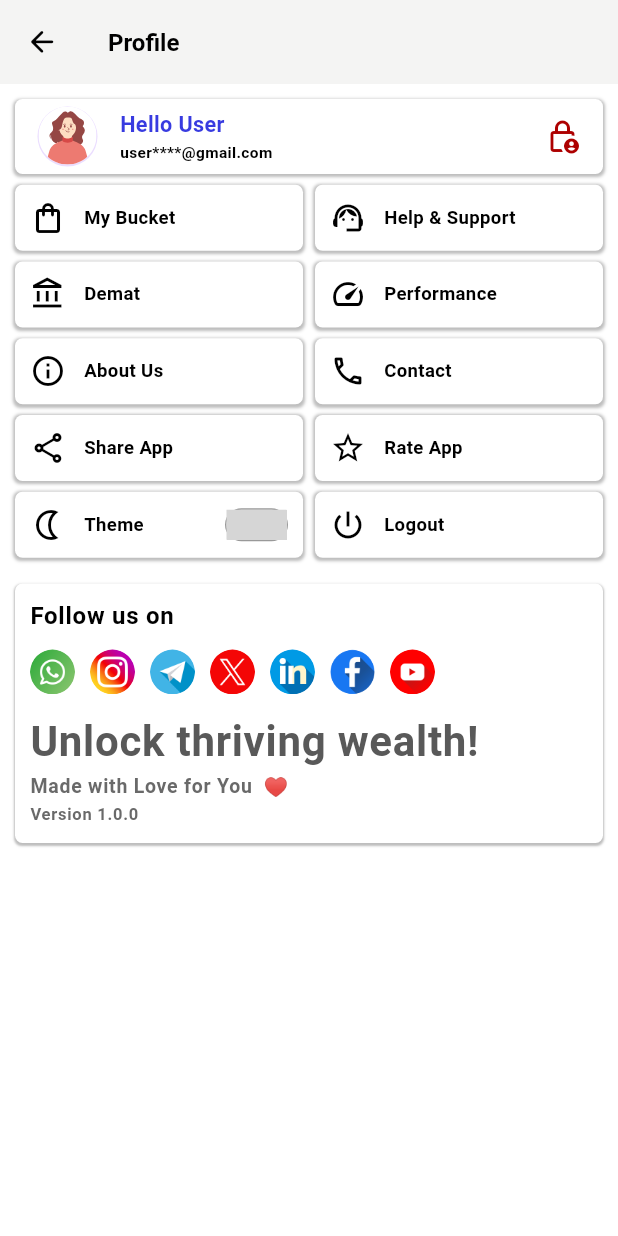
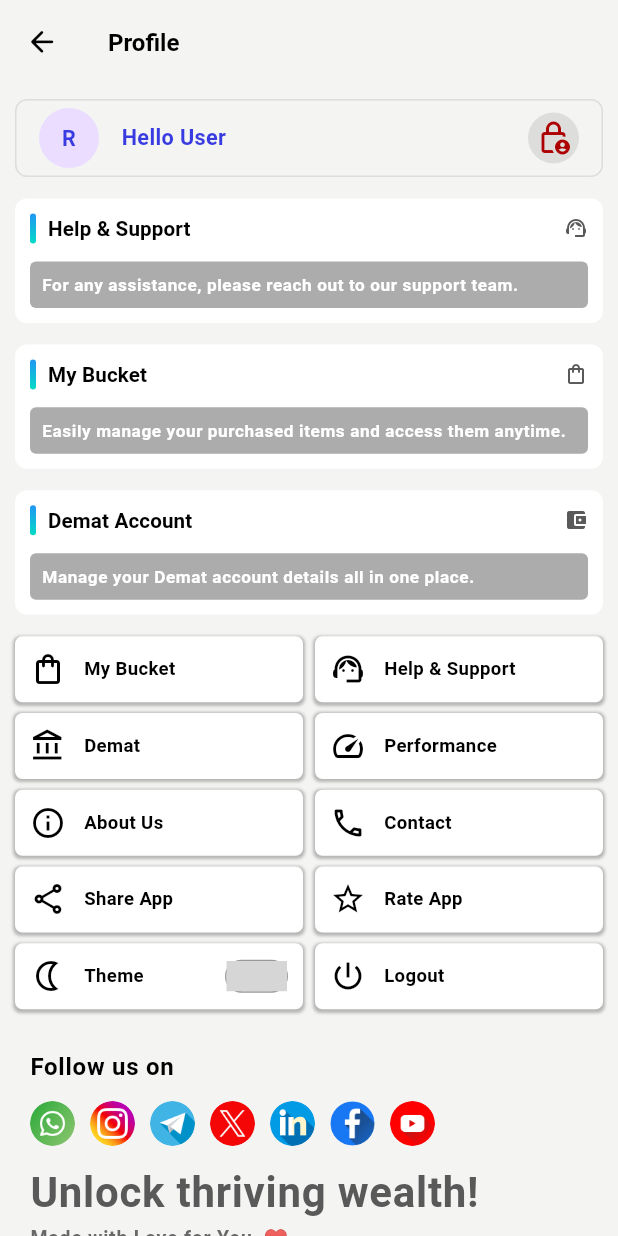
Before and after one commit to vijaysahu12/ResearchMantra_Flutter_Code, a Flutter app: the ProfileWidget screen opened by its route, on a phone screen of 412 x 824 dp. Run offline on Flutter 3.47's test engine with Material 3 defaults, Android fonts, the phone set to English and light mode, and no system bars; drawn by our look-alikes of showcaseview; our stand-ins replace audioplayers, cached_network_image, carousel_slider, connectivity_plus, country_picker, device_info_plus and 37 more; missing offline and left inert: clear_all_notifications, connectivity_plus_platform_interface, dynamic_tabbar, excel, flutter_inappwebview, no_screenshot and 2 more; accounts and stored records are empty; network calls fail; Roboto replaces fonts that are missing (OpenSans, montserrat); project files that could hold a hidden picture were left out; grey boxes are pictures that could not be loaded.

Commit message:
Made Changes in Profile screen and Added Live commetary screen inside trade screen

```diff
--- a/lib/ui/screens/market/market_screen.dart
+++ b/lib/ui/screens/market/market_screen.dart
@@ -81,7 +81,7 @@ class _MarketScreenState extends ConsumerState<MarketScreen> {
                 children: [
                   Text(
                     "Market Report",
-                    style: theme.textTheme.headlineSmall?.copyWith(
+                    style: theme.textTheme.titleSmall?.copyWith(
                       color: theme.primaryColorDark,
                     ),
                   ),
--- a/lib/ui/screens/profile/profile_screen.dart
+++ b/lib/ui/screens/profile/profile_screen.dart
@@ -1,13 +1,10 @@
 import 'package:flutter/material.dart';
 import 'package:flutter_riverpod/flutter_riverpod.dart';
 import 'package:flutter_screenutil/flutter_screenutil.dart';
-
-import 'package:research_mantra_official/constants/assets.dart';
 import 'package:research_mantra_official/constants/generic_message.dart';
 import 'package:research_mantra_official/providers/get_support_mobile/support_mobile_provider.dart';
 import 'package:research_mantra_official/providers/images/profile_images/profile_image_provider.dart';
 import 'package:research_mantra_official/providers/userpersonaldetails/user_personal_details_provider.dart';
-import 'package:research_mantra_official/services/url_launcher_helper.dart';
 import 'package:research_mantra_official/services/user_secure_storage_service.dart';
 import 'package:research_mantra_official/ui/components/app_bar.dart';
 import 'package:research_mantra_official/ui/router/app_routes.dart';
@@ -16,12 +13,10 @@ import 'package:research_mantra_official/ui/screens/profile/screens/settings/blo
 import 'package:research_mantra_official/ui/screens/profile/widgets/about_contact.dart';
 import 'package:research_mantra_official/ui/screens/profile/widgets/share_and_rate_app.dart';
 import 'package:research_mantra_official/ui/screens/profile/widgets/theme_logout.dart';
-import 'package:research_mantra_official/ui/screens/profile/widgets/extra_adds.dart';
 import 'package:research_mantra_official/ui/screens/profile/widgets/social_media_links.dart';
 import 'package:research_mantra_official/ui/screens/profile/widgets/my_bucket_tickets.dart';
 import 'package:research_mantra_official/ui/screens/profile/widgets/partner_account_performance.dart';
 import 'package:research_mantra_official/ui/screens/profile/widgets/user_details.dart';
-import 'package:shimmer/shimmer.dart';
 
 final providerContainer = ProviderContainer();
 
@@ -139,7 +134,7 @@ class _ProfileWidgetState extends ConsumerState<ProfileWidget> {
     final getMobileNumber = ref.watch(getSupportMobileStateProvider);
 
     return Scaffold(
-      backgroundColor: theme.primaryColor,
+      backgroundColor: theme.appBarTheme.backgroundColor,
       appBar: CommonAppBarWithBackButton(
         appBarText: profileScreenAppBarText,
         handleBackButton: () {
@@ -158,10 +153,16 @@ class _ProfileWidgetState extends ConsumerState<ProfileWidget> {
                 getUserPersonalDetails:
                     getUserPersonalDetails.userPersonalDetails,
               ),
-              // UnivestWidget(),
+
               // SizedBox(height: 6.h),
               // _buildProfileContainerSection(theme), //New Add
-              SizedBox(height: 6.h),
+              SizedBox(height: 12.h),
+              _buildHelpAndSupportWidget(theme),
+              SizedBox(height: 12.h),
+              _buildMyBucketWidget(theme),
+              SizedBox(height: 12.h),
+              _buildDematAccountWidget(theme),
+              SizedBox(height: 12.h),
 
               MyBucketAndTickets(
                 handleNavigateToTicketsScreen: handleNavigateToTicketsScreen,
@@ -194,71 +195,59 @@ class _ProfileWidgetState extends ConsumerState<ProfileWidget> {
     );
   }
 
-  Widget _buildAdvertisementSection(BuildContext context, theme) {
-    final getAdvertisementDetailsList = ref.watch(profileScreenImagesProvider);
+  // Widget _buildAdvertisementSection(BuildContext context, theme) {
+  //   final getAdvertisementDetailsList = ref.watch(profileScreenImagesProvider);
 
-    // Handle the expiration logic
-    final expireOnStr =
-        getAdvertisementDetailsList.profileScreenImage.isNotEmpty
-            ? getAdvertisementDetailsList.profileScreenImage[0].expireOn
-            : null;
+  //   // Handle the expiration logic
+  //   final expireOnStr =
+  //       getAdvertisementDetailsList.profileScreenImage.isNotEmpty
+  //           ? getAdvertisementDetailsList.profileScreenImage[0].expireOn
+  //           : null;
 
-    final DateTime? expireOn =
-        expireOnStr != null ? DateTime.parse(expireOnStr) : null;
+  //   final DateTime? expireOn =
+  //       expireOnStr != null ? DateTime.parse(expireOnStr) : null;
 
-    // Show loading indicator only if it's the first load
-    if (getAdvertisementDetailsList.isLoading && isLoading) {
-      return Shimmer.fromColors(
-        baseColor: theme.shadowColor,
-        highlightColor: theme.shadowColor,
-        child: Container(
-          color: theme.appBarTheme.backgroundColor,
-        ),
-      );
-    }
+  //   // Show loading indicator only if it's the first load
+  //   if (getAdvertisementDetailsList.isLoading && isLoading) {
+  //     return Shimmer.fromColors(
+  //       baseColor: theme.shadowColor,
+  //       highlightColor: theme.shadowColor,
+  //       child: Container(
+  //         color: theme.appBarTheme.backgroundColor,
+  //       ),
+  //     );
+  //   }
 
-    // If the list is empty or expired, show the default image
-    final bool isExpired =
-        expireOn != null ? DateTime.now().isAfter(expireOn) : false;
-    if (getAdvertisementDetailsList.profileScreenImage.isEmpty || isExpired) {
-      return GestureDetector(
-        onTap: () {
-          UrlLauncherHelper.launchUrlIfPossible(youtubeSubUrl);
-        },
-        child: ClipRRect(
-          borderRadius: BorderRadius.circular(5),
-          child: Image.asset(
-            profileScreenDefaultImage,
-            fit: BoxFit.fitHeight,
-            width: double.infinity,
-          ),
-        ),
-      );
-    }
+  //   // If the list is empty or expired, show the default image
+  //   final bool isExpired =
+  //       expireOn != null ? DateTime.now().isAfter(expireOn) : false;
+  //   if (getAdvertisementDetailsList.profileScreenImage.isEmpty || isExpired) {
+  //     return GestureDetector(
+  //       onTap: () {
+  //         UrlLauncherHelper.launchUrlIfPossible(youtubeSubUrl);
+  //       },
+  //       child: ClipRRect(
+  //         borderRadius: BorderRadius.circular(5),
+  //         child: Image.asset(
+  //           profileScreenDefaultImage,
+  //           fit: BoxFit.fitHeight,
+  //           width: double.infinity,
+  //         ),
+  //       ),
+  //     );
+  //   }
 
-    // Show the advertisement image if available and not expired
-    return ExtraAddsWidget(
-      getProfileScreenImages: getAdvertisementDetailsList.profileScreenImage,
-    );
-  }
+  //   // Show the advertisement image if available and not expired
+  //   return ExtraAddsWidget(
+  //     getProfileScreenImages: getAdvertisementDetailsList.profileScreenImage,
+  //   );
+  // }
 
   //Widget to show the social media links
   Widget _buildFollowWidget(BuildContext context, getMobileNumber) {
     final theme = Theme.of(context);
 
     return Container(
-      decoration: BoxDecoration(
-        color: theme.primaryColor,
-        borderRadius: BorderRadius.circular(5),
-        boxShadow: [
-          BoxShadow(
-            color: theme.focusColor.withOpacity(0.4),
-            spreadRadius: 0.5,
-            blurRadius: 0.5,
-            offset: const Offset(0, 1),
-          ),
-        ],
-      ),
       padding: const EdgeInsets.all(10),
       margin: const EdgeInsets.only(top: 10),
       child: Column(
@@ -318,141 +307,210 @@ class _ProfileWidgetState extends ConsumerState<ProfileWidget> {
     );
   }
 
-//Widget for Profile Section
-  Widget _buildProfileContainerSection(ThemeData theme) {
-    return Row(
+  //Widget for Help and Support
+  Widget _buildHelpAndSupportWidget(ThemeData theme) {
+    return GestureDetector(
+      onTap: handleNavigateToTicketsScreen,
+      child: Container(
+        padding: const EdgeInsets.all(10),
+        decoration: BoxDecoration(
+          borderRadius: BorderRadius.circular(8),
+          color: theme.primaryColor,
+        ),
+        child: Column(
+          children: [
+            Row(
               children: [
                 Container(
-          color: theme.shadowColor,
-          padding: EdgeInsets.all(10),
-          child: Icon(Icons.settings),
+                  width: 4,
+                  height: 20,
+                  decoration: BoxDecoration(
+                    gradient: LinearGradient(
+                      colors: [Color(0xFF2196F3), Color(0xFF03DAC6)],
+                      begin: Alignment.topCenter,
+                      end: Alignment.bottomCenter,
                     ),
-        Container(
-          color: theme.shadowColor,
-          padding: EdgeInsets.all(10),
-          child: Icon(Icons.settings),
+                    borderRadius: BorderRadius.circular(2),
                   ),
-        Container(
-          color: theme.shadowColor,
-          padding: EdgeInsets.all(10),
-          child: Icon(Icons.settings),
-        )
-      ],
-    );
-  }
-}
-
-class UnivestWidget extends StatelessWidget {
-  const UnivestWidget({super.key});
-
-  @override
-  Widget build(BuildContext context) {
-    return SingleChildScrollView(
-      padding: const EdgeInsets.all(16),
-      child: Column(
-        crossAxisAlignment: CrossAxisAlignment.start,
-        children: [
-          // Top icons row
-          Row(
-            mainAxisAlignment: MainAxisAlignment.spaceAround,
-            children: [
-              _iconWithLabel(Icons.settings, "Settings"),
-              _iconWithLabel(Icons.headset_mic, "Help"),
-              _iconWithLabel(Icons.currency_rupee, "Refer & Earn"),
-            ],
                 ),
-          const SizedBox(height: 20),
-
-          // Login section
-          Container(
-            padding: const EdgeInsets.symmetric(horizontal: 16, vertical: 12),
-            decoration: BoxDecoration(
-              color: Colors.grey[200],
-              borderRadius: BorderRadius.circular(12),
+                SizedBox(width: 8),
+                Text(
+                  'Help & Support',
+                  style: theme.textTheme.titleSmall!.copyWith(
+                    fontWeight: FontWeight.bold,
+                    color: theme.primaryColorDark,
                   ),
-            child: Row(
-              mainAxisAlignment: MainAxisAlignment.spaceBetween,
-              children: [
-                const Text(
-                  "Login into Univest Web",
-                  style: TextStyle(fontSize: 16, fontWeight: FontWeight.w500),
                 ),
-                ElevatedButton.icon(
-                  style: ElevatedButton.styleFrom(
-                    backgroundColor: Colors.white,
-                    foregroundColor: Colors.orange,
-                    shape: RoundedRectangleBorder(
-                      borderRadius: BorderRadius.circular(8),
-                    ),
-                    side: const BorderSide(color: Colors.orange),
-                  ),
-                  onPressed: () {},
-                  icon: const Icon(Icons.qr_code, size: 20),
-                  label: const Text("Scan the QR"),
+                Spacer(),
+                Icon(
+                  Icons.support_agent,
+                  size: 16,
+                  color: theme.focusColor,
                 ),
               ],
             ),
+            SizedBox(
+              height: 10.h,
             ),
-          const SizedBox(height: 20),
-
-          // Univest Demat card
-          const Text(
-            "Univest Demat",
-            style: TextStyle(fontSize: 18, fontWeight: FontWeight.bold),
+            Container(
+              padding: const EdgeInsets.all(8),
+              decoration: BoxDecoration(
+                borderRadius: BorderRadius.circular(4),
+                color: theme.focusColor.withOpacity(0.5),
               ),
-          const SizedBox(height: 10),
-          Card(
-            shape: RoundedRectangleBorder(
-              borderRadius: BorderRadius.circular(12),
+              child: Align(
+                alignment: Alignment.centerLeft,
+                child: Text(
+                  'For any assistance, please reach out to our support team.',
+                  style: theme.textTheme.bodySmall!.copyWith(
+                    fontSize: 10.sp,
+                    color: theme.primaryColor,
+                    fontWeight: FontWeight.w600,
                   ),
-            color: Colors.green[600],
-            child: Padding(
-              padding: const EdgeInsets.symmetric(horizontal: 16, vertical: 20),
-              child: Row(
-                mainAxisAlignment: MainAxisAlignment.spaceBetween,
-                children: [
-                  const Text(
-                    "Smart Research\nSmarter Trades",
-                    style: TextStyle(
-                      color: Colors.white,
-                      fontSize: 16,
-                      fontWeight: FontWeight.w500,
-                    ),
-                  ),
-                  ElevatedButton(
-                    style: ElevatedButton.styleFrom(
-                      backgroundColor: Colors.white,
-                      foregroundColor: Colors.green[700],
-                      shape: RoundedRectangleBorder(
-                        borderRadius: BorderRadius.circular(8),
-                      ),
-                    ),
-                    onPressed: () {},
-                    child: const Text("Get 25 FREE trades"),
-                  )
-                ],
                 ),
               ),
             ),
           ],
         ),
+      ),
     );
   }
 
-  Widget _iconWithLabel(IconData icon, String label) {
-    return Column(
+//Widget for My bucket
+  Widget _buildMyBucketWidget(ThemeData theme) {
+    return GestureDetector(
+      onTap: handleNavigateToMyBucketScreen,
+      child: Container(
+        padding: const EdgeInsets.all(10),
+        decoration: BoxDecoration(
+          borderRadius: BorderRadius.circular(8),
+          color: theme.primaryColor,
+        ),
+        child: Column(
+          children: [
+            Row(
               children: [
                 Container(
-          padding: const EdgeInsets.all(12),
+                  width: 4,
+                  height: 20,
                   decoration: BoxDecoration(
-            color: Colors.grey[200],
-            borderRadius: BorderRadius.circular(12),
+                    gradient: LinearGradient(
+                      colors: [Color(0xFF2196F3), Color(0xFF03DAC6)],
+                      begin: Alignment.topCenter,
+                      end: Alignment.bottomCenter,
                     ),
-          child: Icon(icon, size: 28, color: Colors.black87),
+                    borderRadius: BorderRadius.circular(2),
                   ),
-        const SizedBox(height: 8),
-        Text(label, style: const TextStyle(fontSize: 14)),
+                ),
+                SizedBox(width: 8),
+                Text(
+                  'My Bucket',
+                  style: theme.textTheme.titleSmall!.copyWith(
+                    fontWeight: FontWeight.bold,
+                    color: theme.primaryColorDark,
+                  ),
+                ),
+                Spacer(),
+                Icon(
+                  Icons.shopping_bag_outlined,
+                  size: 16,
+                  color: theme.focusColor,
+                ),
               ],
+            ),
+            SizedBox(
+              height: 10.h,
+            ),
+            Container(
+              padding: const EdgeInsets.all(8),
+              decoration: BoxDecoration(
+                borderRadius: BorderRadius.circular(4),
+                color: theme.focusColor.withOpacity(0.5),
+              ),
+              child: Align(
+                alignment: Alignment.centerLeft,
+                child: Text(
+                  'Easily manage your purchased items and access them anytime.',
+                  style: theme.textTheme.bodySmall!.copyWith(
+                    fontSize: 10.sp,
+                    color: theme.primaryColor,
+                    fontWeight: FontWeight.w600,
+                  ),
+                ),
+              ),
+            ),
+          ],
+        ),
+      ),
+    );
+  }
+
+//Widget for Demat Account
+  Widget _buildDematAccountWidget(ThemeData theme) {
+    return GestureDetector(
+      onTap: handleNavigateToPartnerAccount,
+      child: Container(
+        padding: const EdgeInsets.all(10),
+        decoration: BoxDecoration(
+          borderRadius: BorderRadius.circular(8),
+          color: theme.primaryColor,
+        ),
+        child: Column(
+          children: [
+            Row(
+              children: [
+                Container(
+                  width: 4,
+                  height: 20,
+                  decoration: BoxDecoration(
+                    gradient: LinearGradient(
+                      colors: [Color(0xFF2196F3), Color(0xFF03DAC6)],
+                      begin: Alignment.topCenter,
+                      end: Alignment.bottomCenter,
+                    ),
+                    borderRadius: BorderRadius.circular(2),
+                  ),
+                ),
+                SizedBox(width: 8),
+                Text(
+                  'Demat Account',
+                  style: theme.textTheme.titleSmall!.copyWith(
+                    fontWeight: FontWeight.bold,
+                    color: theme.primaryColorDark,
+                  ),
+                ),
+                Spacer(),
+                Icon(
+                  Icons.account_balance_wallet,
+                  size: 16,
+                  color: theme.focusColor,
+                ),
+              ],
+            ),
+            SizedBox(
+              height: 10.h,
+            ),
+            Container(
+              padding: const EdgeInsets.all(8),
+              decoration: BoxDecoration(
+                borderRadius: BorderRadius.circular(4),
+                color: theme.focusColor.withOpacity(0.5),
+              ),
+              child: Align(
+                alignment: Alignment.centerLeft,
+                child: Text(
+                  'Manage your Demat account details all in one place.',
+                  style: theme.textTheme.bodySmall!.copyWith(
+                    fontSize: 10.sp,
+                    color: theme.primaryColor,
+                    fontWeight: FontWeight.w600,
+                  ),
+                ),
+              ),
+            ),
+          ],
+        ),
+      ),
     );
   }
 }
--- a/lib/ui/screens/profile/widgets/user_details.dart
+++ b/lib/ui/screens/profile/widgets/user_details.dart
@@ -83,16 +83,9 @@ class _UserDetailsState extends State<UserDetails> {
       onTap: () => navigateToPersonalDetailsScreen(context),
       child: Container(
         decoration: BoxDecoration(
-          borderRadius: BorderRadius.circular(5),
-          color: theme.primaryColor,
-          boxShadow: [
-            BoxShadow(
-              color: theme.focusColor.withOpacity(0.4),
-              spreadRadius: 1,
-              blurRadius: 1,
-              offset: const Offset(0, 1),
-            ),
-          ],
+          borderRadius: BorderRadius.circular(8),
+          border: Border.all(color: theme.shadowColor, width: 1),
+          color: theme.appBarTheme.backgroundColor,
         ),
         child: Padding(
           padding: const EdgeInsets.all(5.0),
@@ -101,25 +94,18 @@ class _UserDetailsState extends State<UserDetails> {
               const SizedBox(
                 width: 10,
               ),
-              // // Display user profile image
-              if (profileImageUrl != null)
-                CircularCachedNetworkImage(
-                  imageURL: profileImageUrl!,
-                  size: 45,
-                  borderColor: theme.shadowColor,
-                  type: 'profile',
-                ),
 
-              // Display default profile image if user profile image is not available
-              if (profileImageUrl == null)
               CircleAvatar(
                 radius: 20,
-                  child: SvgPicture.asset(
-                    height: 50,
-                    selectedGender.toString().toLowerCase() == maleGenderValue
-                        ? maleUserProfileSvgFilePath
-                        : feamleUserProfileSvgFilePath,
-                    fit: BoxFit.cover, // Ensure the SVG covers the avatar
+                child: Text(
+                  userName != null && userName!.isNotEmpty
+                      ? userName![0].toUpperCase()
+                      : 'R',
+                  style: TextStyle(
+                      fontWeight: FontWeight.bold,
+                      color: theme.indicatorColor,
+                      fontSize: fontSize * 0.035,
+                      fontFamily: fontFamily),
                 ),
               ),
               const SizedBox(
@@ -137,21 +123,20 @@ class _UserDetailsState extends State<UserDetails> {
                         fontSize: fontSize * 0.035,
                         fontFamily: fontFamily),
                   ),
-                  Text(
-                    userEmailId ?? 'user****@gmail.com',
-                    style: TextStyle(
-                        fontSize: fontSize * 0.025,
-                        fontWeight: FontWeight.w600,
-                        color: theme.primaryColorDark,
-                        fontFamily: fontFamily),
-                  ),
                 ],
               ),
               const Spacer(),
-              InkWell(
+              Container(
+                padding: const EdgeInsets.all(5),
+                decoration: BoxDecoration(
+                  color: theme.shadowColor,
+                  borderRadius: BorderRadius.circular(50),
+                ),
+                child: InkWell(
                     onTap: widget.handleToNavigateUserBlockedScreen,
                     child: Icon(Icons.lock_person_outlined,
                         color: theme.disabledColor)),
+              ),
               const SizedBox(
                 width: 10,
               ),
--- a/lib/ui/screens/trades/trades_screens.dart
+++ b/lib/ui/screens/trades/trades_screens.dart
@@ -3,6 +3,7 @@ import 'package:flutter_riverpod/flutter_riverpod.dart';
 import 'package:flutter_screenutil/flutter_screenutil.dart';
 import 'package:research_mantra_official/ui/common_components/common_ontap_button.dart';
 import 'package:research_mantra_official/ui/screens/trades/screens/all_trades.dart';
+import 'package:research_mantra_official/ui/screens/trades/screens/live_commentary.dart';
 import 'package:research_mantra_official/ui/screens/trades/screens/live_history_trades.dart';
 
 class TradeScreen extends ConsumerStatefulWidget {
@@ -556,6 +557,7 @@ class _TradeScreenState extends ConsumerState<TradeScreen> {
     'Home',
     'Live Trades',
     'Closed Trades',
+    'Live Commentary'
   ];
   final List<Widget> tabScreens = [];
 
@@ -579,6 +581,7 @@ class _TradeScreenState extends ConsumerState<TradeScreen> {
         // title: 'Closed',
         tradesList: tradesList['Closed'], mainIndex: 2,
       ),
+      LiveCommentaryScreen(),
     ];
 
     return Scaffold(
@@ -587,7 +590,7 @@ class _TradeScreenState extends ConsumerState<TradeScreen> {
         crossAxisAlignment: CrossAxisAlignment.start,
         children: [
           CustomTabBarOnTapButton(
-            isScrollHorizontal: false,
+            isScrollHorizontal: true,
             fontSize: 10.sp,
             buttonTextColor: theme.primaryColorDark,
             buttonBackgroundColor: theme.primaryColor,
```
Also changed, not shown: lib/ui/screens/trades/screens/live_commentary.dart (added, +134 -0 lines). Lines whose indentation alone changed are shown as unchanged.
